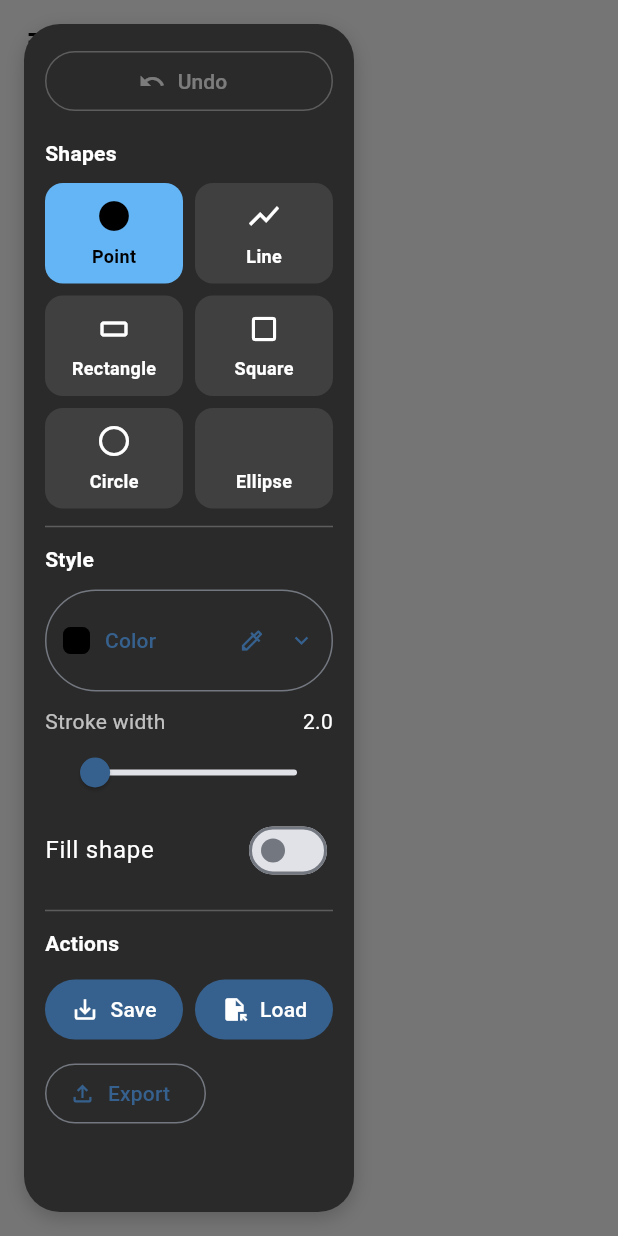
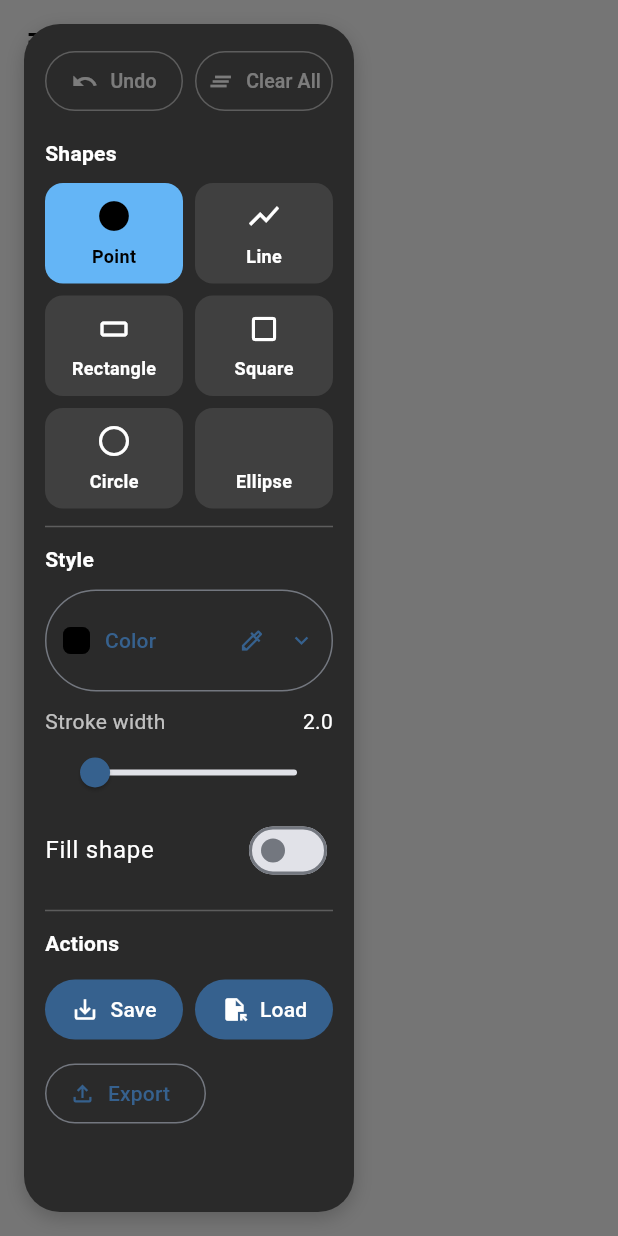
Before and after one commit to ntritran999/Drawing-App-MultiPlatform, a Flutter app: the screen it shows after launch, with the side drawer open, on a phone screen of 412 x 824 dp. Run offline on Flutter 3.47's test engine with Material 3 defaults, Android fonts, the phone set to English and light mode, and no system bars; our stand-ins replace file_picker; missing offline and left inert: file_selector.

Commit message:
Feat: Add clear all button.

```diff
--- a/lib/providers/drawing_provider.dart
+++ b/lib/providers/drawing_provider.dart
@@ -92,6 +92,11 @@ class DrawingProvider extends ChangeNotifier {
     }
   }
 
+  void clear() {
+    _shapes.clear();
+    notifyListeners();
+  }
+
   void loadShapes(List<BaseShape> shapes) {
     _shapes..clear()..addAll(shapes);
     notifyListeners();
--- a/lib/widgets/toolbar.dart
+++ b/lib/widgets/toolbar.dart
@@ -34,15 +34,36 @@ class DrawingToolbar extends StatelessWidget {
             children: [
               Padding(
                 padding: const EdgeInsets.fromLTRB(14, 14, 14, 0),
+                child: Row(
+                  children: [
+                    Expanded(
                       child: OutlinedButton.icon(
                         style: OutlinedButton.styleFrom(
+                          padding: const EdgeInsets.symmetric(horizontal: 4),
                           foregroundColor: Colors.white,
                           disabledForegroundColor: Colors.white38,
                           side: const BorderSide(color: Colors.white24),
                         ),
                         onPressed: drawing.shapes.isNotEmpty ? drawing.undo : null,
-                  icon: const Icon(Icons.undo),
-                  label: const Text('Undo'),
+                        icon: const Icon(Icons.undo, size: 18),
+                        label: const Text('Undo', style: TextStyle(fontSize: 13), maxLines: 1),
+                      ),
+                    ),
+                    const SizedBox(width: 8),
+                    Expanded(
+                      child: OutlinedButton.icon(
+                        style: OutlinedButton.styleFrom(
+                          padding: const EdgeInsets.symmetric(horizontal: 4),
+                          foregroundColor: Colors.red[300],
+                          disabledForegroundColor: Colors.white38,
+                          side: const BorderSide(color: Colors.white24),
+                        ),
+                        onPressed: drawing.shapes.isNotEmpty ? drawing.clear : null,
+                        icon: const Icon(Icons.clear_all, size: 18),
+                        label: const Text('Clear All', style: TextStyle(fontSize: 13), maxLines: 1),
+                      ),
+                    ),
+                  ],
                 ),
               ),
               Expanded(
```
Also changed, not shown: pubspec.lock, 1 other file. Lines whose indentation alone changed are shown as unchanged.
